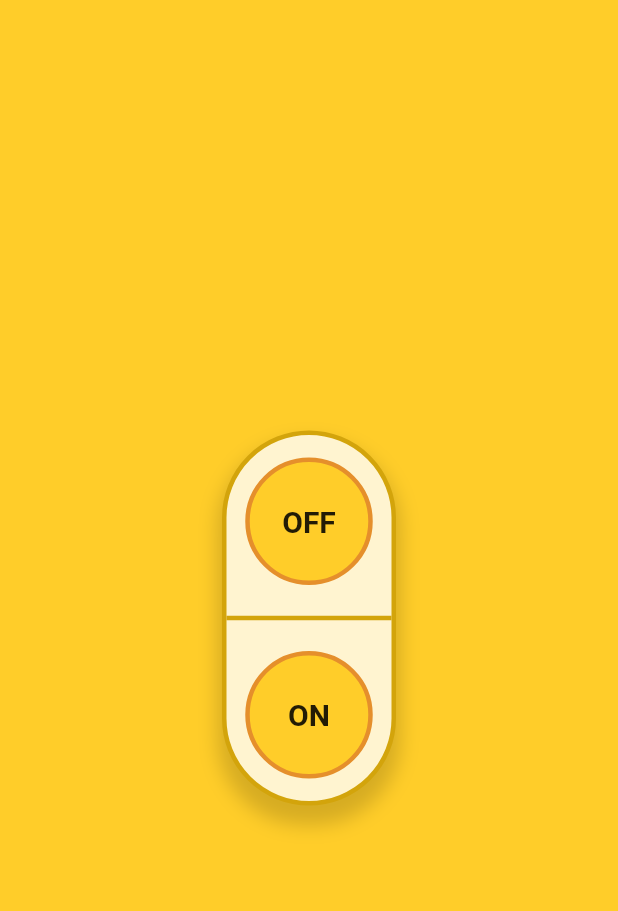
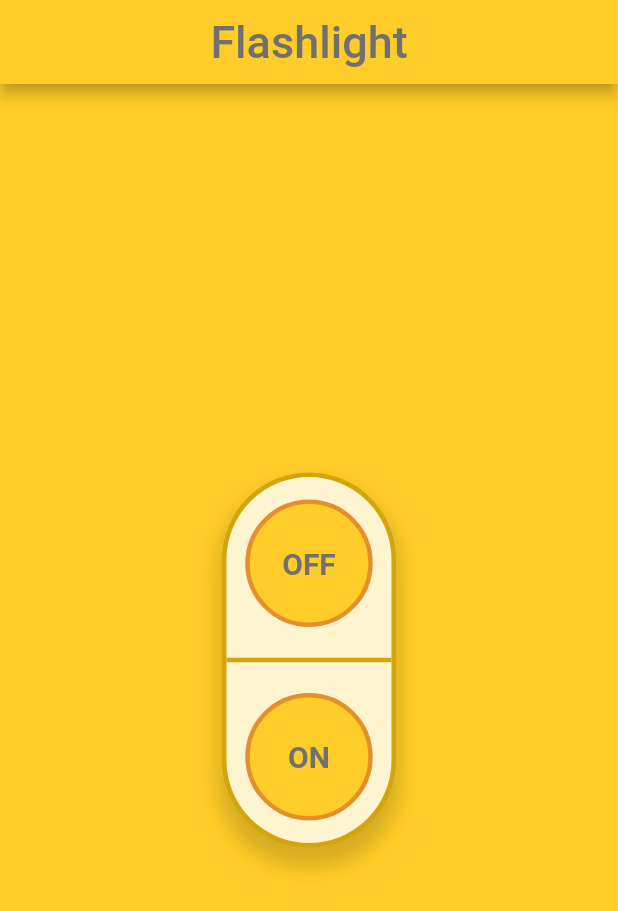
Before and after one commit to yusufeyisan/flashlight, a Flutter app: the screen it shows after launch, on a phone screen of 412 x 824 dp. Shown: the top 911 px of the screen. Run offline on Flutter 3.47's test engine with Material 2 defaults, Android fonts, the phone set to English and light mode, and no system bars; missing offline and left inert: flutter_torch; Roboto replaces fonts that are missing (Yeon Sung).

```diff
--- a/lib/main.dart
+++ b/lib/main.dart
@@ -1,4 +1,6 @@
 import 'package:flutter/material.dart';
+import 'package:flutter/services.dart';
+import 'package:flutter_torch/flutter_torch.dart';
 
 void main() {
   runApp(MyApp());
@@ -10,10 +12,8 @@ class MyApp extends StatelessWidget {
   Widget build(BuildContext context) {
     return MaterialApp(
       title: 'Flashligth',
-      theme: ThemeData(
-        primarySwatch: Colors.blue,
-        visualDensity: VisualDensity.adaptivePlatformDensity,
-      ),
+      debugShowCheckedModeBanner: false,
+      theme: ThemeData(fontFamily: "Yeon Sung"),
       home: MyHomePage(title: 'Flashligth'),
     );
   }
@@ -28,6 +28,7 @@ class MyHomePage extends StatefulWidget {
 }
 
 class _MyHomePageState extends State<MyHomePage> {
+  final Color textColor = new Color.fromARGB(255, 112, 112, 112);
   final Color backgroundColor = new Color.fromARGB(255, 255, 205, 41);
   final Color circleSwitchBackgroundColor =
       new Color.fromARGB(255, 255, 205, 41);
@@ -44,8 +45,23 @@ class _MyHomePageState extends State<MyHomePage> {
   static const buttonTitleOff = "OFF";
 
   @override
+  void initState() {
+    super.initState();
+    initTorchState();
+  }
+
+  @override
   Widget build(BuildContext context) {
     return Scaffold(
+      appBar: AppBar(
+        backgroundColor: backgroundColor,
+        shadowColor: switchHubShadowColor,
+        title: Text(
+          "Flashlight",
+          style: TextStyle(color: textColor, fontSize: 30),
+        ),
+        centerTitle: true,
+      ),
       backgroundColor: backgroundColor,
       body: Center(
         child: buildswitchHubContainer(),
@@ -58,9 +74,11 @@ class _MyHomePageState extends State<MyHomePage> {
       switch (button) {
         case buttonTitleOff:
           switchHubBorderOffset = switchHubBorderOffsetOFF;
+          FlutterTorch.turnOff();
           break;
         case buttonTitleOn:
           switchHubBorderOffset = switchHubBorderOffsetON;
+          FlutterTorch.turnOn();
           break;
         default:
       }
@@ -121,6 +139,7 @@ class _MyHomePageState extends State<MyHomePage> {
             style: TextStyle(
               fontSize: 20,
               fontWeight: FontWeight.bold,
+              color: textColor,
             ),
           ),
         ),
@@ -132,4 +151,29 @@ class _MyHomePageState extends State<MyHomePage> {
       ),
     );
   }
+
+  // Platform messages are asynchronous, so we initialize in an async method.
+  Future<void> initTorchState() async {
+    bool deviceHasLamb = false;
+    // Platform messages may fail, so we use a try/catch PlatformException.
+    try {
+      deviceHasLamb = await FlutterTorch.hasLamp;
+
+      print("ALREADY_OPEN ==>" + deviceHasLamb.toString());
+    } on PlatformException {
+      deviceHasLamb = false;
+    }
+
+    setState(() {
+      if (deviceHasLamb) {
+        switchHubBorderOffset = switchHubBorderOffsetOFF;
+        FlutterTorch.turnOff();
+      }
+    });
+
+    // If the widget was removed from the tree while the asynchronous platform
+    // message was in flight, we want to discard the reply rather than calling
+    // setState to update our non-existent appearance.
+    if (!mounted) return;
+  }
 }
```
Also changed, not shown: pubspec.yaml (+7 -5 lines), pubspec.lock, 1 other file.
